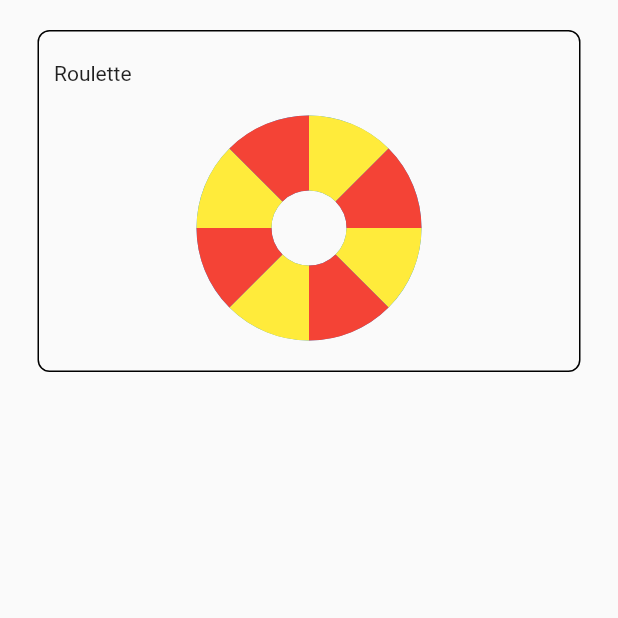
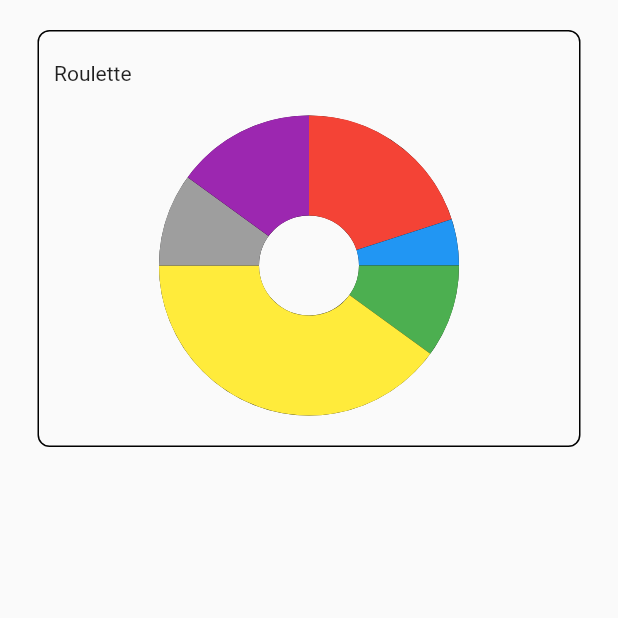
Before and after one commit to workingscorpion/flutter-revolution, a Flutter app: the screen it shows after launch, after a tap on "Roulette", on a phone screen of 412 x 824 dp, the top half of it. Run offline on Flutter 3.47's test engine with Material 2 defaults, Android fonts, the phone set to English and light mode, and no system bars; drawn by our look-alikes of sticky_headers; our stand-ins replace flutter_mobx, flutter_svg, fluttertoast, local_auth, mobx; generated files the repository leaves out were written again; network calls fail.

Commit message:
feat: roulette

```diff
--- a/lib/components/roulette.dart
+++ b/lib/components/roulette.dart
@@ -1,10 +1,25 @@
 import 'dart:math';
 
 import 'package:flutter/material.dart';
+import 'package:revolution/model/rouletteData.dart';
 import 'package:vector_math/vector_math.dart' as vectorMath;
 
 class Roulette extends StatefulWidget {
-  Roulette({Key key}) : super(key: key);
+  Roulette({
+    this.data,
+    this.width = 200,
+    this.height = 200,
+    this.spinCount = 7.0,
+    this.duration,
+    this.onEnd,
+  });
+
+  final List<RouletteData> data;
+  final double width;
+  final double height;
+  final double spinCount;
+  final Duration duration;
+  final Function(RouletteData) onEnd;
 
   @override
   _RouletteState createState() => _RouletteState();
@@ -13,6 +28,8 @@ class Roulette extends StatefulWidget {
 class _RouletteState extends State<Roulette>
     with SingleTickerProviderStateMixin {
   AnimationController controller;
+  double endValue;
+  RouletteData selectedItem;
 
   @override
   void initState() {
@@ -21,18 +38,29 @@ class _RouletteState extends State<Roulette>
   }
 
   setController() {
-    controller =
-        AnimationController(duration: Duration(milliseconds: 2000), vsync: this)
-          ..addStatusListener((status) {
-            if (status == AnimationStatus.completed) {
-              controller.reset();
-            }
-          });
+    controller = AnimationController(
+        duration: widget.duration ?? Duration(milliseconds: 6000), vsync: this);
   }
 
   spin() {
-    // TODO: random
+    controller.reset();
+    final _randomValue = Random().nextInt(1000);
+    endValue = widget.spinCount + _randomValue * 0.001;
+    final value = _randomValue * 0.1;
+
+    double minimum = 0.0;
+    double maximum = 0.0;
+    for (var datum in widget.data) {
+      maximum += datum.percent;
+      if (value >= minimum && value < maximum) {
+        selectedItem = datum;
+      }
+      minimum += datum.percent;
+    }
+    setState(() {});
     controller.forward();
+    Future.delayed((widget.duration ?? Duration(milliseconds: 6000)),
+        () => widget.onEnd(selectedItem));
   }
 
   @override
@@ -40,7 +68,13 @@ class _RouletteState extends State<Roulette>
     return GestureDetector(
       onTap: () => spin(),
       child: RotationTransition(
-        turns: Tween(begin: 0.0, end: 3.0).animate(controller),
+        turns: Tween(
+          begin: 0.0,
+          end: (endValue ?? 0.0) * -1,
+        ).animate(CurvedAnimation(
+          parent: controller,
+          curve: Curves.easeInOutCubic,
+        )),
         child: roulette(),
       ),
     );
@@ -48,16 +82,18 @@ class _RouletteState extends State<Roulette>
 
   roulette() => Container(
         child: CustomPaint(
-          size: Size(150, 150),
-          painter: RoulettePainter(percent: 12.5),
+          size: Size(widget.width, widget.height),
+          painter: RoulettePainter(
+            data: widget.data,
+          ),
         ),
       );
 }
 
 class RoulettePainter extends CustomPainter {
-  RoulettePainter({this.percent});
+  RoulettePainter({this.data});
 
-  final double percent;
+  final List<RouletteData> data;
 
   @override
   void paint(Canvas canvas, Size size) {
@@ -66,7 +102,7 @@ class RoulettePainter extends CustomPainter {
     canvas.rotate(vectorMath.radians(-90.0));
 
     Paint emptyPaint = Paint()
-      ..color = Colors.blue
+      // ..color = Colors.blue
       ..strokeWidth = size.width / 3
       // ..strokeWidth = 50
       ..style = PaintingStyle.stroke;
@@ -85,18 +121,14 @@ class RoulettePainter extends CustomPainter {
     canvas.drawCircle(center, radius, emptyPaint);
 
     var previousArc = 0.0;
-    for (var i = 0; i < 100 / percent; i++) {
+    for (var datum in data) {
       Paint paint = Paint()
         ..strokeCap = emptyPaint.strokeCap
         ..strokeWidth = emptyPaint.strokeWidth
         ..style = emptyPaint.style
         ..strokeCap = emptyPaint.strokeCap
-        ..color = i % 2 == 1 ? Colors.red : Colors.yellow;
-
-      double arcAngle = 2 * pi * (percent / 100);
-      // double arcAngle = 2 * pi * (percent / 100);
-
-      // paint..color = ;
+        ..color = datum.color;
+      double arcAngle = 2 * pi * (datum.percent / 100);
 
       canvas.drawArc(
         Rect.fromCircle(
@@ -109,17 +141,14 @@ class RoulettePainter extends CustomPainter {
         false,
         paint,
       );
-      previousArc = (2 * pi * (percent / 100) * (i + 1));
-      print(previousArc);
+
+      previousArc += arcAngle;
     }
-
     canvas.restore();
   }
 
   @override
   bool shouldRepaint(RoulettePainter oldDelegate) {
-    // return old.percent != percent;
-    return oldDelegate.percent != percent;
-    // throw UnimplementedError();
+    return oldDelegate.data != data;
   }
 }
--- /dev/null
+++ b/lib/model/rouletteData.dart
@@ -0,0 +1,13 @@
+import 'package:flutter/material.dart';
+
+class RouletteData {
+  final String title;
+  final double percent;
+  final Color color;
+
+  RouletteData({
+    this.title,
+    this.percent,
+    this.color,
+  });
+}
--- a/lib/pages/ui/roulette.dart
+++ b/lib/pages/ui/roulette.dart
@@ -1,9 +1,82 @@
 import 'package:flutter/material.dart';
 import 'package:revolution/components/customBox.dart';
 import 'package:revolution/components/roulette.dart';
+import 'package:revolution/model/rouletteData.dart';
 
-class RoulettePage extends StatelessWidget {
-  const RoulettePage({Key key}) : super(key: key);
+class RoulettePage extends StatefulWidget {
+  RoulettePage({Key key}) : super(key: key);
+
+  @override
+  _RoulettePageState createState() => _RoulettePageState();
+}
+
+class _RoulettePageState extends State<RoulettePage> {
+  // final List<RouletteData> data = List.generate(
+  //     4,
+  //     (index) => RouletteData(
+  //           title: (index + 1).toString(),
+  //           percent: (index + 1) * 10.0,
+  //         ));
+
+  final List<RouletteData> data = [
+    RouletteData(
+      title: '이벤트1',
+      percent: 20,
+      color: Colors.red,
+    ),
+    RouletteData(
+      title: '이벤트2',
+      percent: 5,
+      color: Colors.blue,
+    ),
+    RouletteData(
+      title: '이벤트3',
+      percent: 10,
+      color: Colors.green,
+    ),
+    RouletteData(
+      title: '이벤트4',
+      percent: 40,
+      color: Colors.yellow,
+    ),
+    RouletteData(
+      title: '이벤트5',
+      percent: 10,
+      color: Colors.grey,
+    ),
+    RouletteData(
+      title: '이벤트6',
+      percent: 15,
+      color: Colors.purple,
+    ),
+  ].toList();
+
+  getColorName(RouletteData datum) {
+    final colorCode = datum.color.value.toRadixString(16).toUpperCase();
+    switch (colorCode) {
+      case 'FFF44336':
+        return 'red';
+      case 'FF2196F3':
+        return 'blue';
+      case 'FF4CAF50':
+        return 'green';
+      case 'FFFFEB3B':
+        return 'yellow';
+      case 'FF9E9E9E':
+        return 'grey';
+      case 'FF9C27B0':
+        return 'purple';
+      default:
+        return 'ext';
+    }
+  }
+
+  showResult(RouletteData data) async {
+    await showDialog(
+      context: context,
+      child: resultDialog(data),
+    );
+  }
 
   @override
   Widget build(BuildContext context) {
@@ -14,11 +87,37 @@ class RoulettePage extends StatelessWidget {
           children: [
             CustomBox(
               title: 'Roulette',
-              child: Roulette(),
+              child: Roulette(
+                data: data,
+                onEnd: (RouletteData data) => showResult(data),
+              ),
             ),
           ],
         ),
       ),
     );
   }
+
+  resultDialog(RouletteData data) => Dialog(
+        shape: RoundedRectangleBorder(
+          borderRadius: BorderRadius.circular(8),
+        ),
+        elevation: 0,
+        backgroundColor: Colors.white,
+        child: Container(
+            padding: EdgeInsets.symmetric(horizontal: 15, vertical: 20),
+            child: IntrinsicHeight(
+              child: Column(
+                children: [
+                  Text('Congraturation'),
+                  Text('You won ${data.title}'),
+                  Text(getColorName(data)),
+                  RaisedButton(
+                    onPressed: () => Navigator.of(context).pop(),
+                    child: Text('확인'),
+                  )
+                ],
+              ),
+            )),
+      );
 }
```
